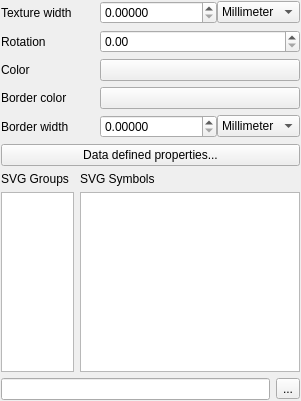
Old version of the form src/ui/symbollayer/widget_svgfill.ui in the repository qgis/QGIS.
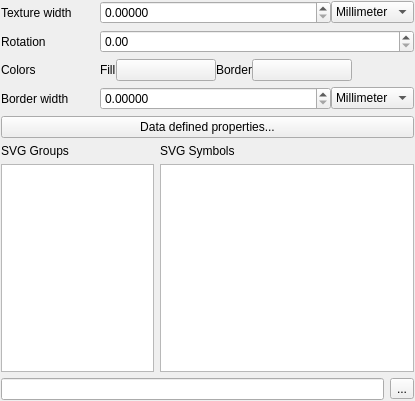
New version of the form. Custom widgets are drawn as their Qt base class.

The edit to the form file:
```diff
--- a/src/ui/symbollayer/widget_svgfill.ui
+++ b/src/ui/symbollayer/widget_svgfill.ui
@@ -6,7 +6,7 @@
    <rect>
     <x>0</x>
     <y>0</y>
-    <width>301</width>
+    <width>415</width>
     <height>401</height>
    </rect>
   </property>
@@ -37,20 +37,20 @@
       <widget class="QTreeView" name="mSvgTreeView">
        <property name="sizePolicy">
         <sizepolicy hsizetype="Expanding" vsizetype="Expanding">
-         <horstretch>1</horstretch>
-         <verstretch>0</verstretch>
-        </sizepolicy>
-       </property>
-      </widget>
-     </item>
-     <item row="1" column="1">
-      <widget class="QListView" name="mSvgListView">
-       <property name="sizePolicy">
-        <sizepolicy hsizetype="Expanding" vsizetype="Expanding">
          <horstretch>3</horstretch>
          <verstretch>0</verstretch>
         </sizepolicy>
        </property>
+      </widget>
+     </item>
+     <item row="1" column="1">
+      <widget class="QListView" name="mSvgListView">
+       <property name="sizePolicy">
+        <sizepolicy hsizetype="Expanding" vsizetype="Expanding">
+         <horstretch>5</horstretch>
+         <verstretch>0</verstretch>
+        </sizepolicy>
+       </property>
        <property name="flow">
         <enum>QListView::LeftToRight</enum>
        </property>
@@ -86,6 +86,9 @@
      <property name="fieldGrowthPolicy">
       <enum>QFormLayout::AllNonFixedFieldsGrow</enum>
      </property>
+     <property name="labelAlignment">
+      <set>Qt::AlignLeading|Qt::AlignLeft|Qt::AlignTop</set>
+     </property>
      <property name="horizontalSpacing">
       <number>28</number>
      </property>
@@ -147,39 +150,99 @@
      <item row="2" column="0">
       <widget class="QLabel" name="mColorLabel">
        <property name="text">
-        <string>Color</string>
+        <string>Colors</string>
        </property>
       </widget>
      </item>
      <item row="2" column="1">
+      <layout class="QHBoxLayout" name="horizontalLayout_3">
+       <item>
+        <widget class="QLabel" name="label">
+         <property name="sizePolicy">
+          <sizepolicy hsizetype="Maximum" vsizetype="Preferred">
+           <horstretch>0</horstretch>
+           <verstretch>0</verstretch>
+          </sizepolicy>
+         </property>
+         <property name="text">
+          <string>Fill</string>
+         </property>
+        </widget>
+       </item>
+       <item>
       <widget class="QgsColorButton" name="mChangeColorButton">
+         <property name="minimumSize">
+          <size>
+           <width>100</width>
+           <height>0</height>
+          </size>
+         </property>
+         <property name="maximumSize">
+          <size>
+           <width>100</width>
+           <height>16777215</height>
+          </size>
+         </property>
        <property name="text">
         <string/>
        </property>
       </widget>
      </item>
-     <item row="3" column="0">
+       <item>
       <widget class="QLabel" name="mBorderColorLabel">
+         <property name="sizePolicy">
+          <sizepolicy hsizetype="Maximum" vsizetype="Preferred">
+           <horstretch>0</horstretch>
+           <verstretch>0</verstretch>
+          </sizepolicy>
+         </property>
        <property name="text">
-        <string>Border color</string>
+          <string>Border</string>
        </property>
       </widget>
      </item>
-     <item row="3" column="1">
+       <item>
       <widget class="QgsColorButton" name="mChangeBorderColorButton">
+         <property name="minimumSize">
+          <size>
+           <width>100</width>
+           <height>0</height>
+          </size>
+         </property>
+         <property name="maximumSize">
+          <size>
+           <width>100</width>
+           <height>16777215</height>
+          </size>
+         </property>
        <property name="text">
         <string/>
        </property>
       </widget>
      </item>
-     <item row="4" column="0">
+       <item>
+        <spacer name="horizontalSpacer">
+         <property name="orientation">
+          <enum>Qt::Horizontal</enum>
+         </property>
+         <property name="sizeHint" stdset="0">
+          <size>
+           <width>0</width>
+           <height>20</height>
+          </size>
+         </property>
+        </spacer>
+       </item>
+      </layout>
+     </item>
+     <item row="3" column="0">
       <widget class="QLabel" name="mBorderWidthLabel">
        <property name="text">
         <string>Border width</string>
        </property>
       </widget>
      </item>
-     <item row="4" column="1">
+     <item row="3" column="1">
       <layout class="QHBoxLayout" name="horizontalLayout_4">
        <item>
         <widget class="QDoubleSpinBox" name="mBorderWidthSpinBox">
@@ -210,7 +273,7 @@
        </item>
       </layout>
      </item>
-     <item row="5" column="0" colspan="2">
+     <item row="4" column="0" colspan="2">
       <widget class="QPushButton" name="mDataDefinedPropertiesButton">
        <property name="sizePolicy">
         <sizepolicy hsizetype="Minimum" vsizetype="Fixed">
```
Lines whose indentation alone changed are shown as unchanged.
